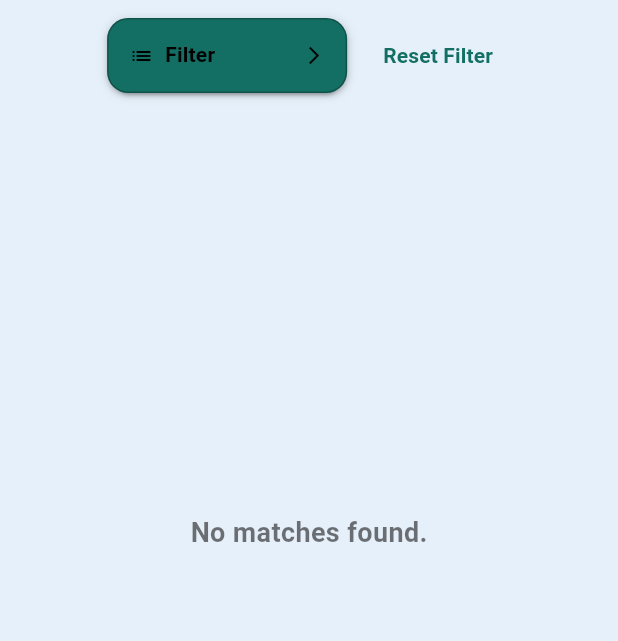
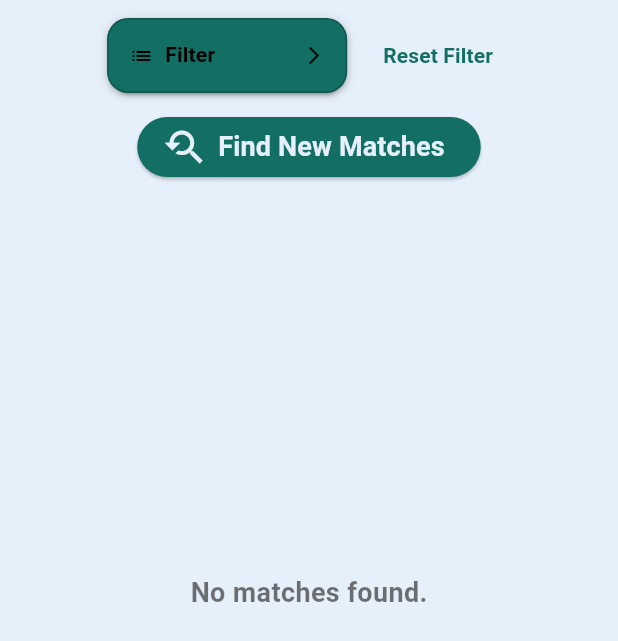
Before and after one commit to osama-2002/mafqodat-cpa, a Flutter app: the Matches widget shown alone on an empty page, opened directly with empty values, on a phone screen of 412 x 824 dp. Shown: the top 641 px of the screen. Run offline on Flutter 3.47's test engine with Material 3 defaults, Android fonts, the phone set to English and light mode, and no system bars; drawn by our look-alikes of dropdown_button2; our stand-ins replace cloud_firestore, firebase_auth, firebase_core, firebase_messaging, firebase_remote_config, firebase_storage and 14 more; missing offline and left inert: app_settings, fl_geocoder, time_picker_spinner_pop_up; accounts and stored records are empty.

Commit message:
- matching function v1 - ai services - some compatibility and dependencies updates

```diff
--- a/assets/i18n/ar.json
+++ b/assets/i18n/ar.json
@@ -178,6 +178,7 @@
     "EnableNotifications": "تفعيل الإشعارات",
     "EnableNotificationsMessage": "يرجى تفعيل الإشعارات للبقاء على اطلاع.",
     "Settings" : "الإعدادات",
+    "FindMatches" : "العثور على مطابقات جديدة",
     "notificationTitle": "لديك إشعار جديد!",
     "notificationBody": "افتح التطبيق وتحقق من الإشعارات."
 }
--- a/assets/i18n/en.json
+++ b/assets/i18n/en.json
@@ -178,6 +178,7 @@
     "EnableNotifications" : "Enable Notifications",
     "EnableNotificationsMessage" : "Please enable notifications to stay updated.",
     "Settings" : "Settings",
+    "FindMatches" : "Find New Matches",
     "notificationTitle" : "You have a new notification!",
     "notificationBody" : "Open the app and check notifications tab"
 }
--- a/lib/screens/admin_portal/add_item.dart
+++ b/lib/screens/admin_portal/add_item.dart
@@ -64,7 +64,6 @@ class _AddItemState extends State<AddItem> {
         _selectedImage!,
         _selectedColor!.value,
         widget.adminData['location'],
-        _clearForm,
         context,
       );
     } else {
--- a/lib/screens/user_portal/report_form.dart
+++ b/lib/screens/user_portal/report_form.dart
@@ -92,7 +92,6 @@ class _ReportFormState extends State<ReportForm> {
         latitude!,
         longitude!,
         _selectedDate,
-        _clearForm,
         context,
       );
     } else {
--- a/lib/services/notification_services.dart
+++ b/lib/services/notification_services.dart
@@ -28,7 +28,7 @@ void _showNotificationPrompt(context) {
     context: context,
     builder: (BuildContext context) {
       return AlertDialog(
-        title: Text("EnableNotifications"),
+        title: Text(translate("EnableNotifications")),
         content: Text(translate("EnableNotificationsMessage")),
         actions: [
           TextButton(
--- a/lib/widgets/admin_portal_widgets/matches_list.dart
+++ b/lib/widgets/admin_portal_widgets/matches_list.dart
@@ -1,6 +1,7 @@
 import 'package:cloud_firestore/cloud_firestore.dart';
 import 'package:flutter/material.dart';
 import 'package:flutter_translate/flutter_translate.dart';
+import 'package:mafqodat/services/matching.dart';
 import 'package:material_symbols_icons/symbols.dart';
 
 import 'package:mafqodat/screens/admin_portal/match_screen.dart';
@@ -17,6 +18,7 @@ class Matches extends StatefulWidget {
 class _MatchesState extends State<Matches> {
   String? filter;
   final TextEditingController _searchController = TextEditingController();
+  bool _isMatching = false;
 
   void _onDropdownValueChanged(String? value) {
     setState(() {
@@ -24,12 +26,9 @@ class _MatchesState extends State<Matches> {
     });
   }
 
-  void _findMatches() async {}
-
   @override
   void initState() {
     super.initState();
-    _findMatches();
   }
 
   @override
@@ -103,7 +102,37 @@ class _MatchesState extends State<Matches> {
                         ),
                       ],
                     ),
-                    const SizedBox(height: 280),
+                    const SizedBox(height: 12),
+                    ElevatedButton.icon(
+                    onPressed: () async {
+                      setState(() {
+                        _isMatching = true;
+                      });
+                      await runMatchingEngine();
+                      setState(() {
+                        _isMatching = false;
+                      });
+                    },
+                    style: ElevatedButton.styleFrom(
+                        backgroundColor:
+                            Theme.of(context).colorScheme.secondary),
+                    label: Text(
+                      translate("FindMatches"),
+                      style: TextStyle(
+                        color: Theme.of(context).colorScheme.surface,
+                        fontWeight: FontWeight.bold,
+                        fontSize: 18,
+                      ),
+                    ),
+                    icon: _isMatching ? CircularProgressIndicator(
+                      color: Colors.white,
+                    ) : Icon(
+                      Icons.youtube_searched_for,
+                      color: Theme.of(context).colorScheme.surface,
+                      size: 30,
+                    ),
+                  ),
+                    const SizedBox(height: 260),
                     Center(
                       child: Text(
                         translate("NoMatch"),
@@ -148,6 +177,36 @@ class _MatchesState extends State<Matches> {
                     ],
                   ),
                   const SizedBox(height: 12),
+                  ElevatedButton.icon(
+                    onPressed: () async {
+                      setState(() {
+                        _isMatching = true;
+                      });
+                      await runMatchingEngine();
+                      setState(() {
+                        _isMatching = false;
+                      });
+                    },
+                    style: ElevatedButton.styleFrom(
+                        backgroundColor:
+                            Theme.of(context).colorScheme.secondary),
+                    label: Text(
+                      translate("FindMatches"),
+                      style: TextStyle(
+                        color: Theme.of(context).colorScheme.surface,
+                        fontWeight: FontWeight.bold,
+                        fontSize: 18,
+                      ),
+                    ),
+                    icon: _isMatching ? CircularProgressIndicator(
+                      color: Colors.white,
+                    ) : Icon(
+                      Icons.youtube_searched_for,
+                      color: Theme.of(context).colorScheme.surface,
+                      size: 30,
+                    ),
+                  ),
+                  const SizedBox(height: 12),
                   ListView.builder(
                     shrinkWrap: true,
                     physics: const NeverScrollableScrollPhysics(),
@@ -170,7 +229,7 @@ class _MatchesState extends State<Matches> {
                         },
                         child: Container(
                           margin: const EdgeInsets.only(
-                              bottom: 12, left: 6, right: 6),
+                              bottom: 6, left: 6, right: 6),
                           child: Card(
                             elevation: 8,
                             child: Container(
--- a/pubspec.yaml
+++ b/pubspec.yaml
@@ -70,6 +70,7 @@ dependencies:
   app_settings: ^5.1.1
   googleapis: ^13.2.0
   googleapis_auth: ^1.6.0
+  google_generative_ai: ^0.4.6
 
 dev_dependencies:
   flutter_test:
```
Also changed, not shown: lib/screens/user_portal/claim_form.dart (+20 -59 lines), lib/services/ai_services.dart (added, +51 -0 lines), lib/services/entity_management_services.dart (+8 -7 lines), lib/services/matching.dart (added, +67 -0 lines), lib/firebase_options.dart, pubspec.lock, 4 other files.
